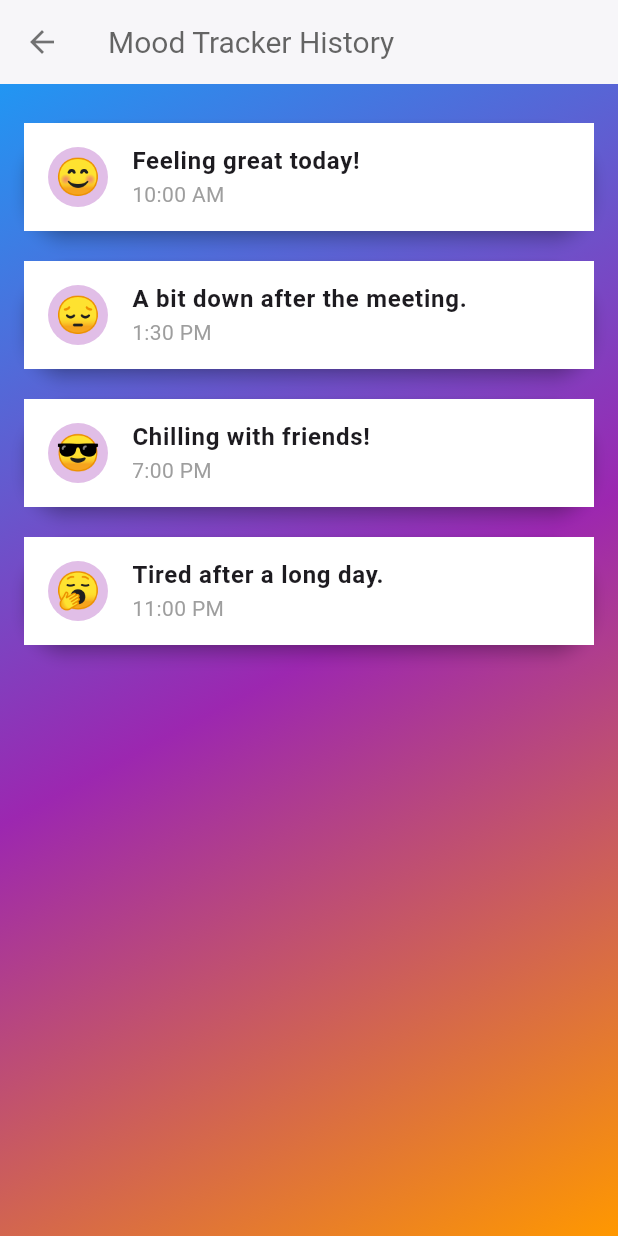
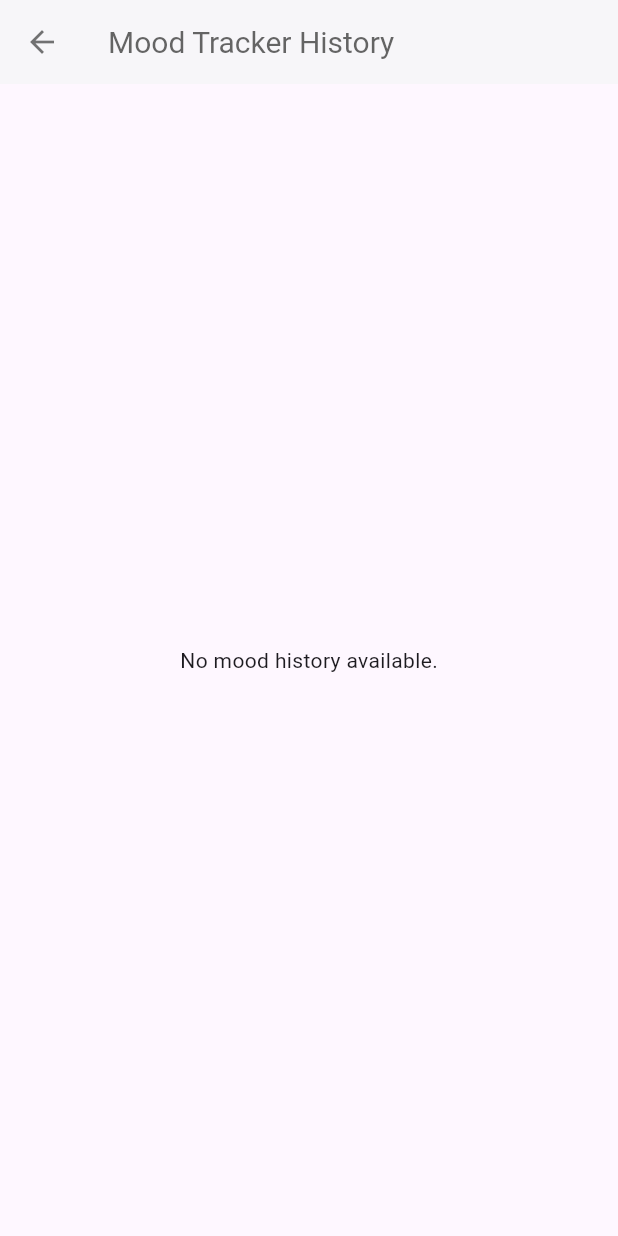
Before and after one commit to jitendravee/flutter_clean_architecture, a Flutter app: the MoodTrackerPastData screen opened directly, on a phone screen of 412 x 824 dp. Run offline on Flutter 3.47's test engine with Material 3 defaults, Android fonts, the phone set to English and light mode, and no system bars; our stand-ins replace bloc, flutter_bloc, flutter_secure_storage, fpdart; accounts and stored records are empty.

```diff
--- a/lib/features/mode/domain/repository/send_mood_repo.dart
+++ b/lib/features/mode/domain/repository/send_mood_repo.dart
@@ -5,4 +5,5 @@ import 'package:fpdart/fpdart.dart';
 abstract interface class SendMoodRepo {
   Future<Either<FailureError, SendMoodResponse>> sendMoodTrackerData(
       {required String description});
+  Future<Either<FailureError, List<SendMoodResponse>>> getMoodsFromLocal();
 }
--- /dev/null
+++ b/lib/features/mode/domain/usecases/get_moods.dart
@@ -0,0 +1,16 @@
+import 'package:clean_architecture/core/error/Failure_error.dart';
+import 'package:clean_architecture/core/usecases/usercase.dart';
+import 'package:clean_architecture/features/mode/domain/entities/send_mood_response.dart';
+import 'package:clean_architecture/features/mode/domain/repository/send_mood_repo.dart';
+import 'package:fpdart/src/either.dart';
+
+final class GetMoods implements Usercase<List<SendMoodResponse>, NoParams> {
+  final SendMoodRepo sendMoodRepo;
+  GetMoods({required this.sendMoodRepo});
+
+  @override
+  Future<Either<FailureError, List<SendMoodResponse>>> call(
+      NoParams params) async {
+    return await sendMoodRepo.getMoodsFromLocal();
+  }
+}
--- a/lib/features/mode/presentation/bloc/mode_traker_bloc.dart
+++ b/lib/features/mode/presentation/bloc/mode_traker_bloc.dart
@@ -1,6 +1,9 @@
 import 'package:bloc/bloc.dart';
+import 'package:clean_architecture/core/usecases/usercase.dart';
 import 'package:clean_architecture/features/mode/domain/entities/send_mood_response.dart';
+import 'package:clean_architecture/features/mode/domain/usecases/get_moods.dart';
 import 'package:clean_architecture/features/mode/domain/usecases/send_mood_data.dart';
+import 'package:clean_architecture/features/movie/presentaion/bloc/movie_bloc.dart';
 import 'package:meta/meta.dart';
 
 part 'mode_traker_event.dart';
@@ -8,10 +11,14 @@ part 'mode_traker_state.dart';
 
 class ModeTrakerBloc extends Bloc<ModeTrakerEvent, ModeTrakerState> {
   final SendMoodData _sendMoodData;
-  ModeTrakerBloc({required SendMoodData sendMoodData})
-      : _sendMoodData = sendMoodData,
+  final GetMoods _getMoods;
+  ModeTrakerBloc(
+      {required GetMoods getMoods, required SendMoodData sendMoodData})
+      : _getMoods = getMoods,
+        _sendMoodData = sendMoodData,
         super(ModeTrakerInitial()) {
     on<SendMoodTrackerData>(_onSendMoodData);
+    on<GetMoodsListEvent>(_getMoodsList);
   }
 
   Future<void> _onSendMoodData(
@@ -24,4 +31,15 @@ class ModeTrakerBloc extends Bloc<ModeTrakerEvent, ModeTrakerState> {
           (r) => emit(SendMoodTrackerDataSuccess(sendMoodResponse: r)));
     } catch (e) {}
   }
+
+  Future<void> _getMoodsList(
+      GetMoodsListEvent event, Emitter<ModeTrakerState> emit) async {
+    try {
+      final res = await _getMoods(NoParams());
+      res.fold((l) => emit(GetMoodsListDataFailed()),
+          (r) => emit(GetMoodsListSuccess(sendMoodResponse: r)));
+    } catch (e) {
+      emit(GetMoodsListDataFailed());
+    }
+  }
 }
--- a/lib/features/mode/presentation/bloc/mode_traker_event.dart
+++ b/lib/features/mode/presentation/bloc/mode_traker_event.dart
@@ -7,3 +7,5 @@ final class SendMoodTrackerData extends ModeTrakerEvent {
   final String description;
   SendMoodTrackerData({required this.description});
 }
+
+final class GetMoodsListEvent extends ModeTrakerEvent {}
--- a/lib/features/mode/presentation/bloc/mode_traker_state.dart
+++ b/lib/features/mode/presentation/bloc/mode_traker_state.dart
@@ -13,3 +13,12 @@ final class SendMoodTrackerDataSuccess extends ModeTrakerState {
 final class SendMoodTrackerDataLoading extends ModeTrakerState {}
 
 final class SendMoodTrackerDataFailed extends ModeTrakerState {}
+
+final class GetMoodsListSuccess extends ModeTrakerState {
+  final List<SendMoodResponse> sendMoodResponse;
+  GetMoodsListSuccess({required this.sendMoodResponse});
+}
+
+final class GetMoodsListDataLoading extends ModeTrakerState {}
+
+final class GetMoodsListDataFailed extends ModeTrakerState {}
--- a/lib/features/mode/presentation/pages/mood_tracker_past_data.dart
+++ b/lib/features/mode/presentation/pages/mood_tracker_past_data.dart
@@ -1,29 +1,23 @@
+import 'package:clean_architecture/features/mode/presentation/bloc/mode_traker_bloc.dart';
 import 'package:flutter/material.dart';
+import 'package:flutter_bloc/flutter_bloc.dart';
 
-class MoodTrackerPastData extends StatelessWidget {
+class MoodTrackerPastData extends StatefulWidget {
   const MoodTrackerPastData({super.key});
 
   @override
+  State<MoodTrackerPastData> createState() => _MoodTrackerPastDataState();
+}
+
+class _MoodTrackerPastDataState extends State<MoodTrackerPastData> {
+  @override
+  void initState() {
+    super.initState();
+    context.read<ModeTrakerBloc>().add(GetMoodsListEvent());
+  }
+
+  @override
   Widget build(BuildContext context) {
-    final List<Map<String, String>> pastData = [
-      {"mood": "😊", "description": "Feeling great today!", "time": "10:00 AM"},
-      {
-        "mood": "😔",
-        "description": "A bit down after the meeting.",
-        "time": "1:30 PM"
-      },
-      {
-        "mood": "😎",
-        "description": "Chilling with friends!",
-        "time": "7:00 PM"
-      },
-      {
-        "mood": "🥱",
-        "description": "Tired after a long day.",
-        "time": "11:00 PM"
-      },
-    ];
-
     return Scaffold(
       appBar: AppBar(
         title: const Text(
@@ -31,13 +25,29 @@ class MoodTrackerPastData extends StatelessWidget {
           style: TextStyle(
             fontSize: 20,
             fontWeight: FontWeight.w400,
-              color: Color.fromRGBO(63, 63, 63, 0.8)),
+            color: Color.fromRGBO(63, 63, 63, 0.8),
+          ),
         ),
         elevation: 1,
         backgroundColor: Colors.white,
         iconTheme: const IconThemeData(color: Colors.black54),
       ),
-      body: Container(
+      body: BlocBuilder<ModeTrakerBloc, ModeTrakerState>(
+        builder: (context, state) {
+          if (state is GetMoodsListDataFailed) {
+            return const Center(
+              child: Text('Failed to load moods. Please try again later.'),
+            );
+          } else if (state is GetMoodsListSuccess) {
+            final moodDataList = state.sendMoodResponse;
+
+            if (moodDataList.isEmpty) {
+              return const Center(
+                child: Text('No mood history available.'),
+              );
+            }
+
+            return Container(
               decoration: const BoxDecoration(
                 gradient: LinearGradient(
                   begin: Alignment.topLeft,
@@ -47,9 +57,25 @@ class MoodTrackerPastData extends StatelessWidget {
               ),
               child: ListView.builder(
                 padding: const EdgeInsets.all(16.0),
-          itemCount: pastData.length,
+                itemCount: moodDataList.length,
                 itemBuilder: (context, index) {
-            final data = pastData[index];
+                  final sendMoodResponse = moodDataList[index];
+                  final moodData = sendMoodResponse.scoredLabels;
+
+                  return Column(
+                    children: [
+                      Text(
+                        'Mood History ${index + 1}',
+                        style: const TextStyle(
+                            fontSize: 20, fontWeight: FontWeight.bold),
+                      ),
+                      ListView.builder(
+                        shrinkWrap: true,
+                        physics: const NeverScrollableScrollPhysics(),
+                        padding: const EdgeInsets.symmetric(vertical: 8.0),
+                        itemCount: moodData.length,
+                        itemBuilder: (context, subIndex) {
+                          final data = moodData[subIndex];
                           return Card(
                             margin: const EdgeInsets.symmetric(vertical: 10),
                             shape: RoundedRectangleBorder(
@@ -60,19 +86,19 @@ class MoodTrackerPastData extends StatelessWidget {
                               leading: CircleAvatar(
                                 backgroundColor: Colors.purple.shade100,
                                 child: Text(
-                    data["mood"]!,
+                                  data.label.substring(0, 2).toUpperCase(),
                                   style: const TextStyle(fontSize: 24),
                                 ),
                               ),
                               title: Text(
-                  data["description"]!,
+                                data.label,
                                 style: const TextStyle(
                                   fontSize: 16,
                                   fontWeight: FontWeight.w600,
                                 ),
                               ),
                               subtitle: Text(
-                  data["time"]!,
+                                'Score: ${data.score.toStringAsFixed(2)}',
                                 style: const TextStyle(
                                   fontSize: 14,
                                   color: Colors.grey,
@@ -83,6 +109,22 @@ class MoodTrackerPastData extends StatelessWidget {
                           );
                         },
                       ),
+                    ],
+                  );
+                },
+              ),
+            );
+          } else if (state is ModeTrakerInitial ||
+              state is SendMoodTrackerDataLoading) {
+            return const Center(
+              child: CircularProgressIndicator(),
+            );
+          } else {
+            return const Center(
+              child: Text('Unexpected error.'),
+            );
+          }
+        },
       ),
     );
   }
--- a/pubspec.yaml
+++ b/pubspec.yaml
@@ -39,6 +39,8 @@ dependencies:
   fpdart: ^1.1.1
   get_it: ^8.0.2
   http: ^1.2.2
+  hive: ^2.2.3
+  flutter_secure_storage: ^9.2.2
 
 dev_dependencies:
   flutter_test:
```
Also changed, not shown: lib/features/mode/data/datasources/send_mood_data_local.dart (added, +46 -0 lines), lib/features/mode/data/model/send_mood_data_model.dart (+8 -0 lines), lib/features/mode/data/repository/send_mood_data_repo_impl.dart (+17 -1 lines), lib/main.dart (+9 -2 lines), pubspec.lock, 11 other files. Lines whose indentation alone changed are shown as unchanged.
